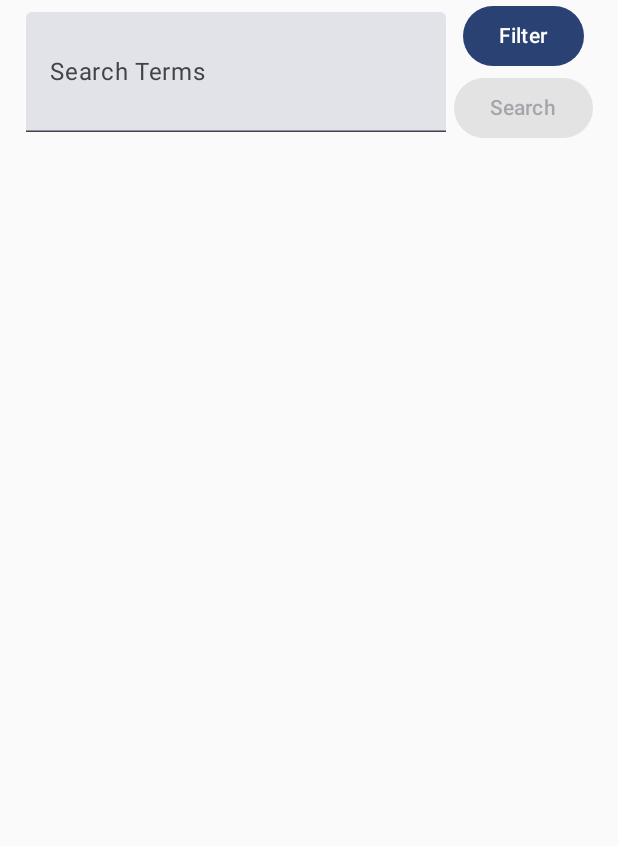
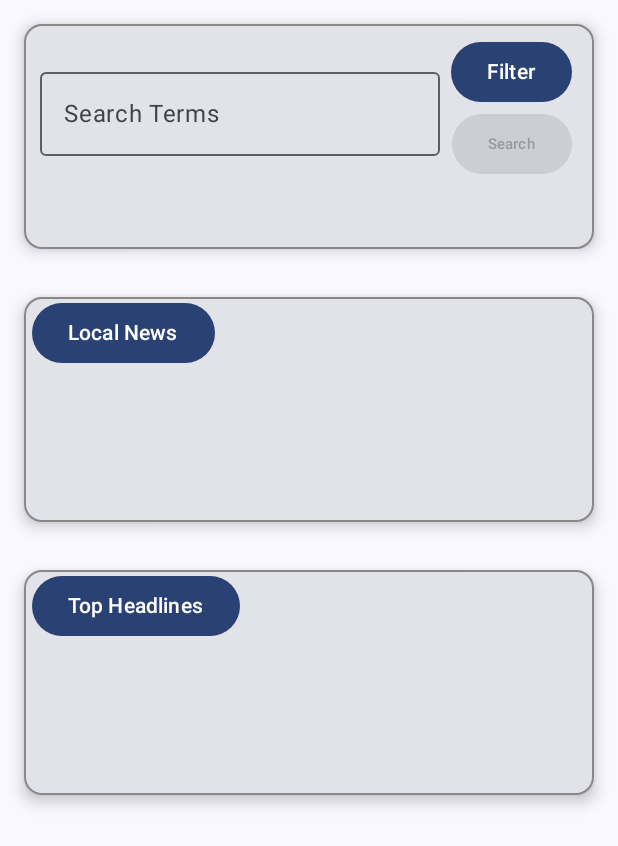
Before and after one commit to ckrb72/Handheld-Project-1, an Android app built with Jetpack Compose: the MainSearchActivity screen opened directly, with no data from a screen before it, on a phone screen of 412 x 824 dp. Shown: the top 846 px of the screen. Run offline under Robolectric (Android 15) with nearby library versions, the phone set to English and light mode, and no system bars.

Commit message:
updated search activity layout

```diff
--- a/app/src/main/AndroidManifest.xml
+++ b/app/src/main/AndroidManifest.xml
@@ -11,6 +11,11 @@
         android:roundIcon="@mipmap/ic_launcher_round"
         android:supportsRtl="true"
         android:theme="@style/Theme.Project1">
+        <activity
+            android:name=".SourcesActivity"
+            android:exported="false"
+            android:label="@string/title_activity_sources"
+            android:theme="@style/Theme.Project1" />
         <activity
             android:name=".MainSearchActivity"
             android:exported="false"
--- a/app/src/main/java/com/example/project1/MainSearchActivity.kt
+++ b/app/src/main/java/com/example/project1/MainSearchActivity.kt
@@ -1,18 +1,28 @@
 package com.example.project1
 
+import android.content.Intent
 import android.os.Bundle
 import androidx.activity.ComponentActivity
 import androidx.activity.compose.setContent
 import androidx.activity.enableEdgeToEdge
+import androidx.compose.foundation.BorderStroke
 import androidx.compose.foundation.layout.Arrangement
 import androidx.compose.foundation.layout.Column
 import androidx.compose.foundation.layout.IntrinsicSize
 import androidx.compose.foundation.layout.Row
 import androidx.compose.foundation.layout.fillMaxHeight
 import androidx.compose.foundation.layout.fillMaxSize
+import androidx.compose.foundation.layout.fillMaxWidth
 import androidx.compose.foundation.layout.height
 import androidx.compose.foundation.layout.padding
+import androidx.compose.foundation.layout.width
+import androidx.compose.material.icons.Icons
+import androidx.compose.material.icons.filled.Check
 import androidx.compose.material3.Button
+import androidx.compose.material3.Card
+import androidx.compose.material3.CardDefaults
+import androidx.compose.material3.Icon
+import androidx.compose.material3.OutlinedTextField
 import androidx.compose.material3.Scaffold
 import androidx.compose.material3.Text
 import androidx.compose.material3.TextField
@@ -23,8 +33,11 @@ import androidx.compose.runtime.setValue
 import androidx.compose.runtime.remember
 import androidx.compose.ui.Alignment
 import androidx.compose.ui.Modifier
+import androidx.compose.ui.graphics.Color
+import androidx.compose.ui.platform.LocalContext
 import androidx.compose.ui.tooling.preview.Preview
 import androidx.compose.ui.unit.dp
+import androidx.compose.ui.unit.sp
 import com.example.project1.ui.theme.Project1Theme
 
 class MainSearchActivity : ComponentActivity() {
@@ -33,7 +46,9 @@ class MainSearchActivity : ComponentActivity() {
         enableEdgeToEdge()
         setContent {
             Project1Theme {
-                SearchView(modifier = Modifier.fillMaxSize())
+                Scaffold(modifier = Modifier.fillMaxSize()) { innerPadding ->
+                    SearchView(modifier = Modifier.padding(innerPadding))
+                }
             }
         }
     }
@@ -43,30 +58,42 @@ class MainSearchActivity : ComponentActivity() {
 fun SearchView(modifier: Modifier = Modifier) {
 
     var searchTerm by remember { mutableStateOf("") }
+    val context = LocalContext.current
 
     Column(
-        modifier = modifier,
-        horizontalAlignment = Alignment.CenterHorizontally
+        modifier = modifier.fillMaxSize(),
+        horizontalAlignment = Alignment.CenterHorizontally,
+        verticalArrangement = Arrangement.Top
+    ) {
+        Card(
+            modifier = Modifier.fillMaxWidth().padding(16.dp).height(150.dp),
+            elevation = CardDefaults.cardElevation(
+                defaultElevation = 6.dp
+            ),
+            border = BorderStroke(1.dp, Color.Gray)
         ) {
             Row(
                 modifier = Modifier.height(IntrinsicSize.Max)
+                    .padding(5.dp, 0.dp, 5.dp, 0.dp)
             ) {
                 Column(
-                modifier = Modifier.fillMaxHeight(),
+                    modifier = Modifier.fillMaxHeight().fillMaxWidth(0.75f),
                     verticalArrangement = Arrangement.Center
                 ) {
-                TextField(
+                    OutlinedTextField(
                         value = searchTerm,
                         onValueChange = {newValue -> searchTerm = newValue},
                         singleLine = true,
                         label = { Text("Search Terms") },
-                    modifier = Modifier.fillMaxHeight().padding(0.dp, 8.dp, 0.dp, 8.dp)
+                        modifier = Modifier.padding(5.dp, 12.dp, 5.dp, 12.dp)
                     )
                 }
 
                 Column(
                     horizontalAlignment = Alignment.CenterHorizontally,
-                modifier = Modifier.padding(5.dp, 0.dp, 0.dp, 0.dp)
+                    verticalArrangement = Arrangement.Center,
+                    modifier = Modifier.padding(2.dp, 0.dp, 0.dp, 0.dp)
+                        .fillMaxHeight()
                 ) {
                     Button(
                         onClick = {
@@ -79,10 +106,52 @@ fun SearchView(modifier: Modifier = Modifier) {
                     Button(
                         enabled = searchTerm.isNotBlank(),
                         onClick = {
-
+                            val intent = Intent(context, SourcesActivity::class.java)
+                            intent.putExtra("SEARCH_TERM", searchTerm.toString())
+                            context.startActivity(intent)
                         }
                     ) {
-                    Text("Search")
+                        Text(
+                            text = "Search",
+                            fontSize = 10.sp
+                        )
+                    }
+                }
+            }
+        }
+
+        Card(
+            modifier = Modifier.fillMaxWidth().padding(16.dp).height(150.dp),
+            elevation = CardDefaults.cardElevation(
+                defaultElevation = 6.dp
+            ),
+            border = BorderStroke(1.dp, Color.Gray)
+
+        ) {
+            Row() {
+                Button(
+                    onClick = {},
+                    modifier = Modifier.padding(5.dp, 0.dp, 5.dp, 0.dp)
+                ) {
+                    Text("Local News")
+                }
+            }
+        }
+
+        Card(
+            modifier = Modifier.fillMaxWidth().padding(16.dp).height(150.dp),
+            elevation = CardDefaults.cardElevation(
+                defaultElevation = 6.dp
+            ),
+            border = BorderStroke(1.dp, Color.Gray)
+
+        ) {
+            Row() {
+                Button(
+                    onClick = {},
+                    modifier = Modifier.padding(5.dp, 0.dp, 5.dp, 0.dp)
+                ) {
+                    Text("Top Headlines")
                 }
             }
         }
@@ -91,10 +160,13 @@ fun SearchView(modifier: Modifier = Modifier) {
 
 }
 
+
 @Preview(showBackground = true)
 @Composable
 fun SearchPreview() {
     Project1Theme {
-        SearchView(modifier = Modifier.fillMaxSize())
+        Scaffold(modifier = Modifier.fillMaxSize()) { innerPadding ->
+            SearchView(modifier = Modifier.padding(innerPadding))
         }
     }
+}
--- a/app/src/main/res/values/strings.xml
+++ b/app/src/main/res/values/strings.xml
@@ -1,4 +1,5 @@
 <resources>
     <string name="app_name">Project1</string>
     <string name="title_activity_main_search">MainSearchActivity</string>
+    <string name="title_activity_sources">SourcesActivity</string>
 </resources>
```
Also changed, not shown: app/src/main/java/com/example/project1/LoginActivity.kt (renamed from app/src/main/java/com/example/project1/MainActivity.kt, +11 -7 lines), app/src/main/java/com/example/project1/SourcesActivity.kt (added, +62 -0 lines). Lines whose indentation alone changed are shown as unchanged.
